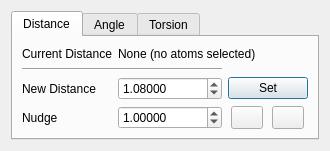
The window that src/gui/geometry.ui (trisyoungs/aten) describes before a commit, drawn with Qt 5.
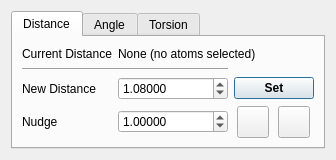
The same window after the commit. Icons and pictures are not drawn.

Commit message: Updates to docs, and added tool window images. Renamed some icons. Many tweaks to GUI layouts in tool windows.

```diff
--- a/src/gui/geometry.ui
+++ b/src/gui/geometry.ui
@@ -6,7 +6,7 @@
    <rect>
     <x>0</x>
     <y>0</y>
-    <width>299</width>
+    <width>336</width>
     <height>136</height>
    </rect>
   </property>
@@ -53,6 +53,12 @@
          </item>
          <item row="4" column="1">
           <widget class="QDoubleSpinBox" name="NewDistanceSpin">
+           <property name="sizePolicy">
+            <sizepolicy hsizetype="Expanding" vsizetype="Fixed">
+             <horstretch>0</horstretch>
+             <verstretch>0</verstretch>
+            </sizepolicy>
+           </property>
            <property name="decimals">
             <number>5</number>
            </property>
@@ -69,6 +75,12 @@
          </item>
          <item row="4" column="2">
           <widget class="QPushButton" name="SetNewDistanceButton">
+           <property name="font">
+            <font>
+             <weight>75</weight>
+             <bold>true</bold>
+            </font>
+           </property>
            <property name="text">
             <string>Set</string>
            </property>
@@ -76,6 +88,12 @@
          </item>
          <item row="5" column="0">
           <widget class="QLabel" name="label_3">
+           <property name="sizePolicy">
+            <sizepolicy hsizetype="Minimum" vsizetype="Preferred">
+             <horstretch>0</horstretch>
+             <verstretch>0</verstretch>
+            </sizepolicy>
+           </property>
            <property name="text">
             <string>Nudge</string>
            </property>
@@ -83,6 +101,12 @@
          </item>
          <item row="5" column="1">
           <widget class="QDoubleSpinBox" name="NudgeDistanceSpin">
+           <property name="sizePolicy">
+            <sizepolicy hsizetype="Expanding" vsizetype="Fixed">
+             <horstretch>0</horstretch>
+             <verstretch>0</verstretch>
+            </sizepolicy>
+           </property>
            <property name="decimals">
             <number>5</number>
            </property>
@@ -101,6 +125,12 @@
           <layout class="QHBoxLayout" name="horizontalLayout">
            <item>
             <widget class="QPushButton" name="NudgeDistanceMinusButton">
+             <property name="minimumSize">
+              <size>
+               <width>32</width>
+               <height>32</height>
+              </size>
+             </property>
              <property name="maximumSize">
               <size>
                <width>32</width>
@@ -114,10 +144,22 @@
               <iconset resource="icons.qrc">
                <normaloff>:/basic/icons/basic_minus.svg</normaloff>:/basic/icons/basic_minus.svg</iconset>
              </property>
+             <property name="iconSize">
+              <size>
+               <width>24</width>
+               <height>24</height>
+              </size>
+             </property>
             </widget>
            </item>
            <item>
             <widget class="QPushButton" name="NudgeDistancePlusButton">
+             <property name="minimumSize">
+              <size>
+               <width>32</width>
+               <height>32</height>
+              </size>
+             </property>
              <property name="maximumSize">
               <size>
                <width>32</width>
@@ -134,7 +176,7 @@
              <property name="iconSize">
               <size>
                <width>24</width>
-               <height>16</height>
+               <height>24</height>
               </size>
              </property>
             </widget>
```
Left out of the diff: 106 changed lines with no effect on the pictures. The commit also changes 48 other files.
